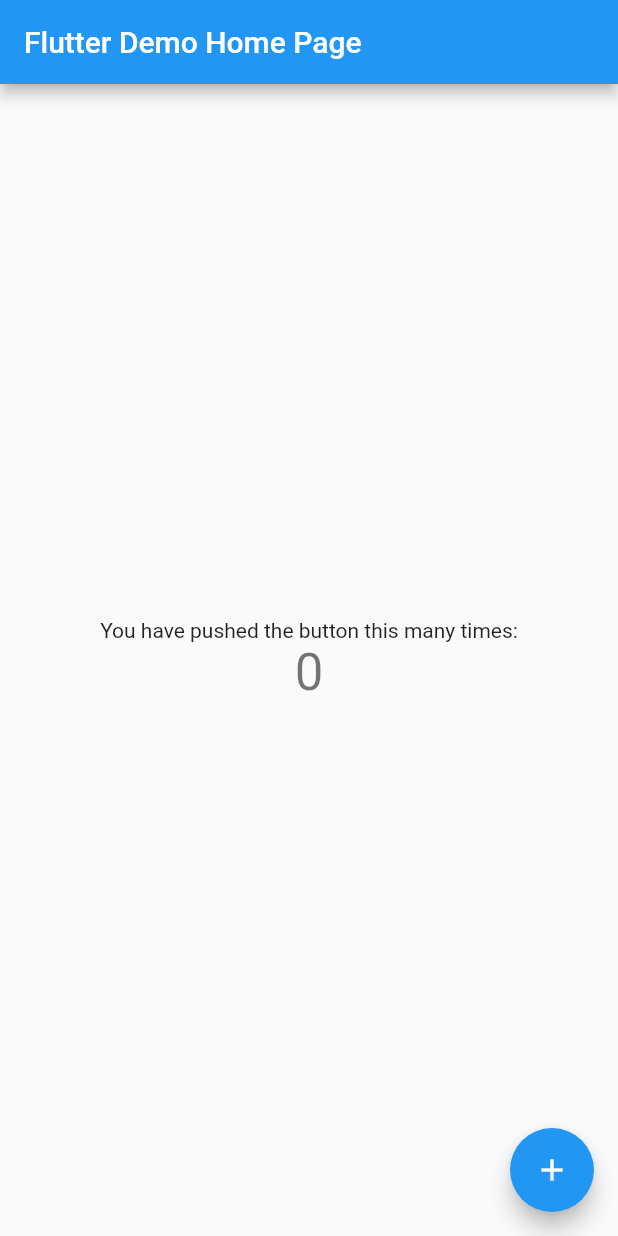
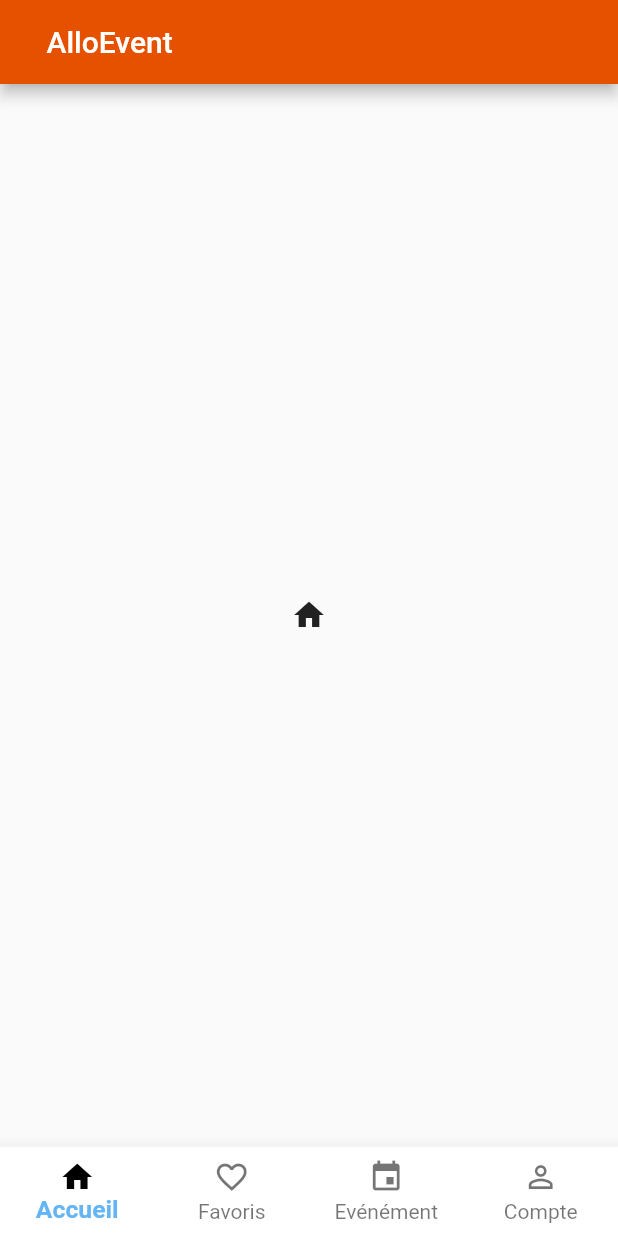
Before and after one commit to ang67/allo_event, a Flutter app: the screen it shows after launch, on a phone screen of 412 x 824 dp. Run offline on Flutter 3.47's test engine with Material 2 defaults, Android fonts, the phone set to English and light mode, and no system bars.

Commit message:
base template

```diff
--- a/lib/main.dart
+++ b/lib/main.dart
@@ -1,111 +1,30 @@
+import 'package:allo_event/views/base.dart';
+import 'package:allo_event/views/theme.dart';
 import 'package:flutter/material.dart';
+import 'package:flutter/services.dart';
 
-void main() => runApp(MyApp());
+void main() {
+  WidgetsFlutterBinding.ensureInitialized();
+  SystemChrome.setPreferredOrientations([DeviceOrientation.portraitUp])
+      .then((_) {
+    runApp(new MyApp());
+  });
+}
 
 class MyApp extends StatelessWidget {
-  // This widget is the root of your application.
+  final String title = "AlloEvent";
   @override
   Widget build(BuildContext context) {
     return MaterialApp(
-      title: 'Flutter Demo',
-      theme: ThemeData(
-        // This is the theme of your application.
+      debugShowCheckedModeBanner: false,
+      title: title,
+      theme: buildBaseTheme(),
+      initialRoute: '/',
+      routes: {
+        '/': (context) => BaseScreen(),
+
         //
-        // Try running your application with "flutter run". You'll see the
-        // application has a blue toolbar. Then, without quitting the app, try
-        // changing the primarySwatch below to Colors.green and then invoke
-        // "hot reload" (press "r" in the console where you ran "flutter run",
-        // or simply save your changes to "hot reload" in a Flutter IDE).
-        // Notice that the counter didn't reset back to zero; the application
-        // is not restarted.
-        primarySwatch: Colors.blue,
-      ),
-      home: MyHomePage(title: 'Flutter Demo Home Page'),
+      },
     );
   }
 }
-
-class MyHomePage extends StatefulWidget {
-  MyHomePage({Key key, this.title}) : super(key: key);
-
-  // This widget is the home page of your application. It is stateful, meaning
-  // that it has a State object (defined below) that contains fields that affect
-  // how it looks.
-
-  // This class is the configuration for the state. It holds the values (in this
-  // case the title) provided by the parent (in this case the App widget) and
-  // used by the build method of the State. Fields in a Widget subclass are
-  // always marked "final".
-
-  final String title;
-
-  @override
-  _MyHomePageState createState() => _MyHomePageState();
-}
-
-class _MyHomePageState extends State<MyHomePage> {
-  int _counter = 0;
-
-  void _incrementCounter() {
-    setState(() {
-      // This call to setState tells the Flutter framework that something has
-      // changed in this State, which causes it to rerun the build method below
-      // so that the display can reflect the updated values. If we changed
-      // _counter without calling setState(), then the build method would not be
-      // called again, and so nothing would appear to happen.
-      _counter++;
-    });
-  }
-
-  @override
-  Widget build(BuildContext context) {
-    // This method is rerun every time setState is called, for instance as done
-    // by the _incrementCounter method above.
-    //
-    // The Flutter framework has been optimized to make rerunning build methods
-    // fast, so that you can just rebuild anything that needs updating rather
-    // than having to individually change instances of widgets.
-    return Scaffold(
-      appBar: AppBar(
-        // Here we take the value from the MyHomePage object that was created by
-        // the App.build method, and use it to set our appbar title.
-        title: Text(widget.title),
-      ),
-      body: Center(
-        // Center is a layout widget. It takes a single child and positions it
-        // in the middle of the parent.
-        child: Column(
-          // Column is also a layout widget. It takes a list of children and
-          // arranges them vertically. By default, it sizes itself to fit its
-          // children horizontally, and tries to be as tall as its parent.
-          //
-          // Invoke "debug painting" (press "p" in the console, choose the
-          // "Toggle Debug Paint" action from the Flutter Inspector in Android
-          // Studio, or the "Toggle Debug Paint" command in Visual Studio Code)
-          // to see the wireframe for each widget.
-          //
-          // Column has various properties to control how it sizes itself and
-          // how it positions its children. Here we use mainAxisAlignment to
-          // center the children vertically; the main axis here is the vertical
-          // axis because Columns are vertical (the cross axis would be
-          // horizontal).
-          mainAxisAlignment: MainAxisAlignment.center,
-          children: <Widget>[
-            Text(
-              'You have pushed the button this many times:',
-            ),
-            Text(
-              '$_counter',
-              style: Theme.of(context).textTheme.display1,
-            ),
-          ],
-        ),
-      ),
-      floatingActionButton: FloatingActionButton(
-        onPressed: _incrementCounter,
-        tooltip: 'Increment',
-        child: Icon(Icons.add),
-      ), // This trailing comma makes auto-formatting nicer for build methods.
-    );
-  }
-}
--- /dev/null
+++ b/lib/utils/ui_constantes.dart
@@ -0,0 +1,6 @@
+const String APP_NAME = 'AlloEvent';
+const String APP_DESCRIPTION =
+    "Une application qui vous permet d'organiser un événement en un clic";
+const String APP_VERSION = 'v1.0';
+const String GOOGLEPLAY_URL = 'https://play.google.com/store/';
+const String AUTHOR_SITE = '';
--- /dev/null
+++ b/lib/views/base.dart
@@ -0,0 +1,64 @@
+import 'package:allo_event/views/account/account.dart';
+import 'package:allo_event/views/event/event.dart';
+import 'package:allo_event/views/favorite/favorite.dart';
+import 'package:allo_event/views/home/home.dart';
+import 'package:flutter/material.dart';
+
+class BaseScreen extends StatefulWidget {
+  const BaseScreen({Key key}) : super(key: key);
+
+  @override
+  State<StatefulWidget> createState() => _BaseScreenState();
+}
+
+class _BaseScreenState extends State<BaseScreen> {
+  int _currentTabIndex = 0;
+  @override
+  Widget build(BuildContext context) {
+    final _kTabPages = <Widget>[
+      HomePage(),
+      MyFavoritesPage(),
+      MyEventPage(),
+      MyAccountPage()
+    ];
+    final _kBottmonNavBarItems = <BottomNavigationBarItem>[
+      BottomNavigationBarItem(
+        icon: Icon(Icons.home),
+        title: Text('Accueil'),
+      ),
+      BottomNavigationBarItem(
+          icon: Icon(Icons.favorite_border), title: Text('Favoris')),
+      BottomNavigationBarItem(
+        icon: Icon(Icons.event),
+        title: Text('Evénément'),
+      ),
+      BottomNavigationBarItem(
+        icon: Icon(Icons.person_outline),
+        title: Text('Compte'),
+      ),
+    ];
+    assert(_kTabPages.length == _kBottmonNavBarItems.length);
+    final bottomNavBar = BottomNavigationBar(
+      backgroundColor: Colors.white,
+      elevation: 10,
+      items: _kBottmonNavBarItems,
+      selectedIconTheme: Theme.of(context).accentIconTheme,
+      selectedItemColor: Theme.of(context).accentColor,
+      selectedLabelStyle:
+          TextStyle(fontSize: 16.5, fontWeight: FontWeight.bold),
+      unselectedLabelStyle: TextStyle(fontSize: 14),
+      currentIndex: _currentTabIndex,
+      type: BottomNavigationBarType.fixed,
+      onTap: (int index) {
+        setState(() {
+          _currentTabIndex = index;
+        });
+      },
+    );
+
+    return Scaffold(
+      body: _kTabPages[_currentTabIndex],
+      bottomNavigationBar: bottomNavBar,
+    );
+  }
+}
--- /dev/null
+++ b/lib/views/home/home.dart
@@ -0,0 +1,20 @@
+import 'package:allo_event/utils/ui_constantes.dart';
+import 'package:flutter/material.dart';
+
+class HomePage extends StatefulWidget {
+  @override
+  _HomePageState createState() => _HomePageState();
+}
+
+class _HomePageState extends State<HomePage> {
+  //Do something with searchText. Note: This is not a result.
+
+  @override
+  Widget build(BuildContext context) {
+    return Scaffold(
+        appBar: AppBar(
+          title: Text('   $APP_NAME'),
+        ),
+        body: Center(child: Icon(Icons.home)));
+  }
+}
--- /dev/null
+++ b/lib/views/theme.dart
@@ -0,0 +1,28 @@
+import 'package:flutter/material.dart';
+
+final ThemeData baseTheme = buildBaseTheme();
+
+ThemeData buildBaseTheme() {
+  final ThemeData base = ThemeData(
+      brightness: Brightness.light,
+      primaryColor: Colors.orange[900],
+      accentColor: Colors.blue[300],
+      fontFamily: null,
+      textTheme: TextTheme(
+
+          // headline1: TextStyle(fontSize: 20.0, fontWeight: FontWeight.bold, color: Colors.black87),
+          // headline2: TextStyle(fontSize: 17.0, fontWeight: FontWeight.bold, color: Colors.black87),
+          // bodyText1: TextStyle(fontSize: 17.0, color: Colors.black54),
+          // bodyText2: TextStyle(fontSize: 12.0, color: Colors.black54),
+
+          )
+      // Define the default TextTheme. Use this to specify the default
+      // text styling for headlines, titles, bodies of text, and more.
+
+      );
+  return base.copyWith(
+    textTheme: base.textTheme,
+    primaryTextTheme: base.primaryTextTheme,
+    accentTextTheme: base.accentTextTheme,
+  );
+}
```
Also changed, not shown: lib/views/account/account.dart (added, +18 -0 lines), lib/views/event/event.dart (added, +18 -0 lines), lib/views/favorite/favorite.dart (added, +18 -0 lines).
